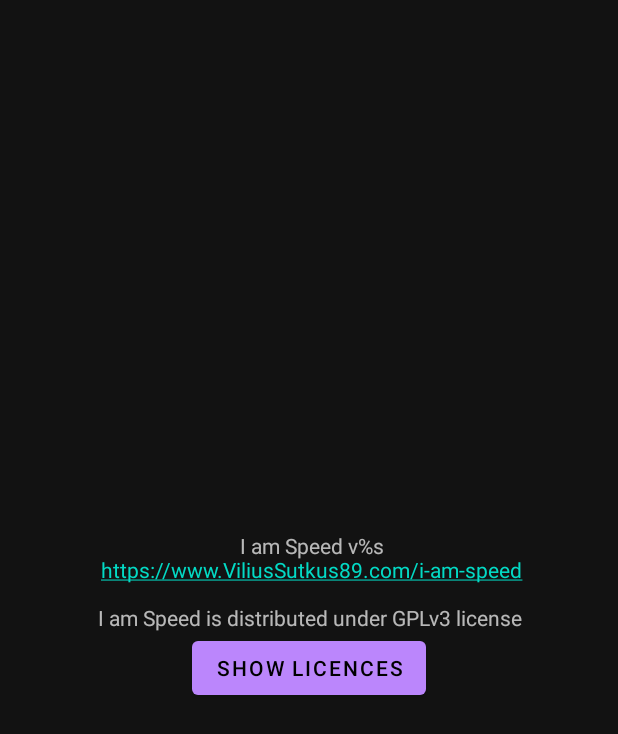
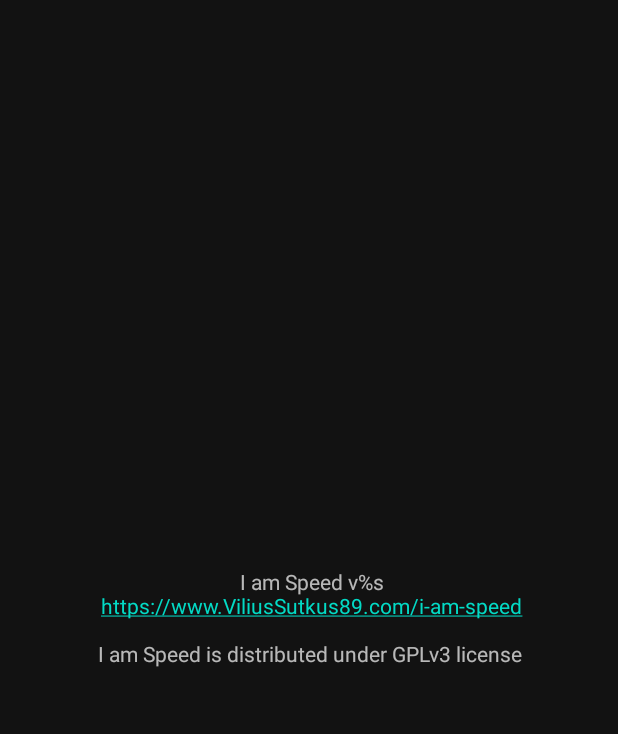
Before and after one commit to ViliusSutkus89/IamSpeed, an Android app: the layout fragment_about.xml on its own in the app's theme, with its tools: preview values and no code run, on a phone screen of 412 x 824 dp. Shown: the top 734 px of the screen. Run offline under Robolectric (Android 15) with nearby library versions, the phone set to English and light mode, and no system bars.

Commit message:
Remove AboutLibraries. App depends only on AndroidX. No 3rd party code.

```diff
--- a/app/build.gradle
+++ b/app/build.gradle
@@ -3,7 +3,6 @@ plugins {
     id 'org.jetbrains.kotlin.android'
     id 'androidx.navigation.safeargs.kotlin' version '2.5.0'
     id 'kotlin-kapt'
-    id "com.mikepenz.aboutlibraries.plugin" version "8.9.4"
 }
 
 android {
@@ -82,8 +81,4 @@ dependencies {
     implementation "androidx.navigation:navigation-fragment-ktx:2.5.2"
     implementation "androidx.navigation:navigation-ui-ktx:2.5.2"
 
-    // AboutLibraries-v10 requires AndroidSDK-21
-    implementation "com.mikepenz:aboutlibraries:8.9.4"
-    implementation "androidx.cardview:cardview:1.0.0"
-    implementation "androidx.recyclerview:recyclerview:1.2.1"
 }
--- a/app/src/main/java/com/viliussutkus89/iamspeed/ui/AboutFragment.kt
+++ b/app/src/main/java/com/viliussutkus89/iamspeed/ui/AboutFragment.kt
@@ -22,10 +22,4 @@ class AboutFragment: Fragment(R.layout.fragment_about) {
             version = BuildConfig.VERSION_NAME
         }.root
     }
-
-    override fun onViewCreated(view: View, savedInstanceState: Bundle?) {
-        view.findViewById<Button>(R.id.show_licenses).setOnClickListener {
-            findNavController().navigate(AboutFragmentDirections.actionAboutFragmentToAboutLibs())
-        }
-    }
 }
--- a/app/src/main/res/layout/fragment_about.xml
+++ b/app/src/main/res/layout/fragment_about.xml
@@ -25,11 +25,5 @@
             android:text="@{@string/about(version)}"
             tools:text="@string/about" />
 
-        <Button
-            android:id="@+id/show_licenses"
-            android:layout_width="wrap_content"
-            android:layout_height="wrap_content"
-            android:text="@string/show_licenses" />
-
     </LinearLayout>
 </layout>
--- a/app/src/main/res/values/strings.xml
+++ b/app/src/main/res/values/strings.xml
@@ -23,7 +23,6 @@
 
         I am Speed is distributed under GPLv3 license
     </string>
-    <string name="show_licenses">Show licences</string>
     <string name="stop">Stop</string>
     <string name="failed_to_open_location_settings">Failed to open location settings</string>
 
```
Also changed, not shown: app/src/main/res/navigation/nav_graph.xml (+2 -5 lines).
